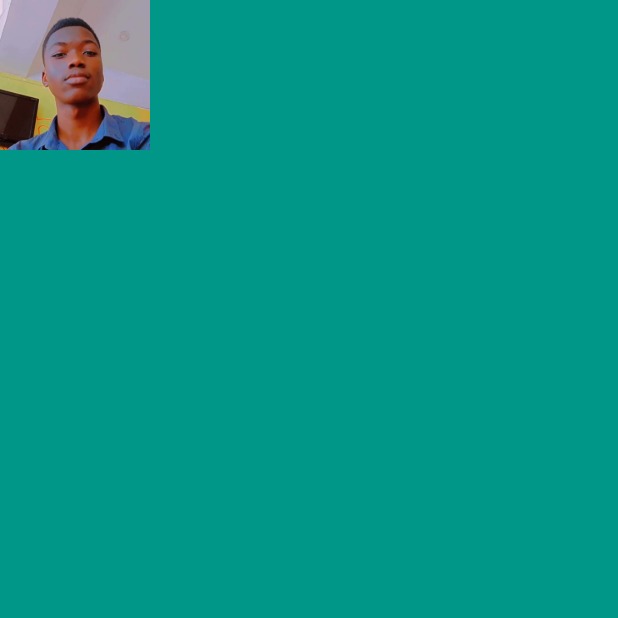
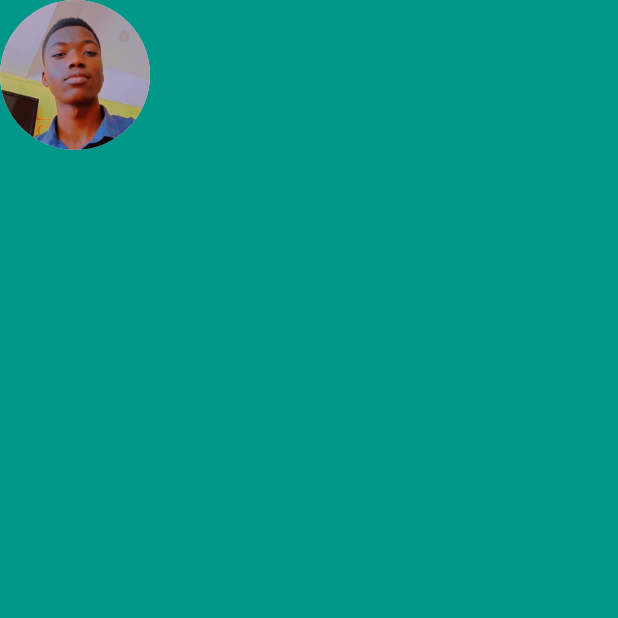
Before and after one commit to shalom-geek-ng/myfirst_mi_card_flutter, a Flutter app: the screen it shows after launch, on a phone screen of 412 x 824 dp, the top half of it. Run offline on Flutter 3.47's test engine with Material 3 defaults, Android fonts, the phone set to English and light mode, and no system bars.

Commit message:
new update

```diff
--- a/lib/main.dart
+++ b/lib/main.dart
@@ -20,13 +20,11 @@ class MyApp extends StatelessWidget {
           child: Column(
             children: [
               CircleAvatar(
-                child: Image(
-                  image: AssetImage("images/FB_IMG_1662210952422.jpg"),
+                radius: 50.0,
+                backgroundImage: AssetImage("images/FB_IMG_1662210952422.jpg"),
+                ),
 
-                ),
-                backgroundColor: Colors.blue,
-                radius: 50.0,
-              )
+
             ],
           ),
         )
```
